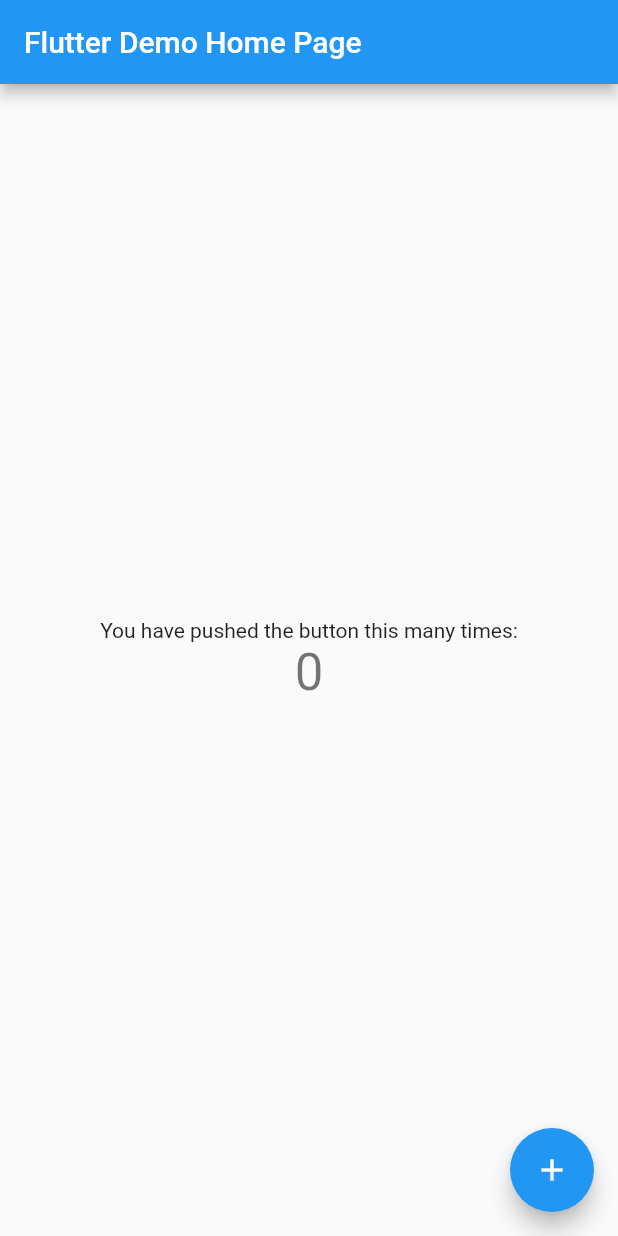
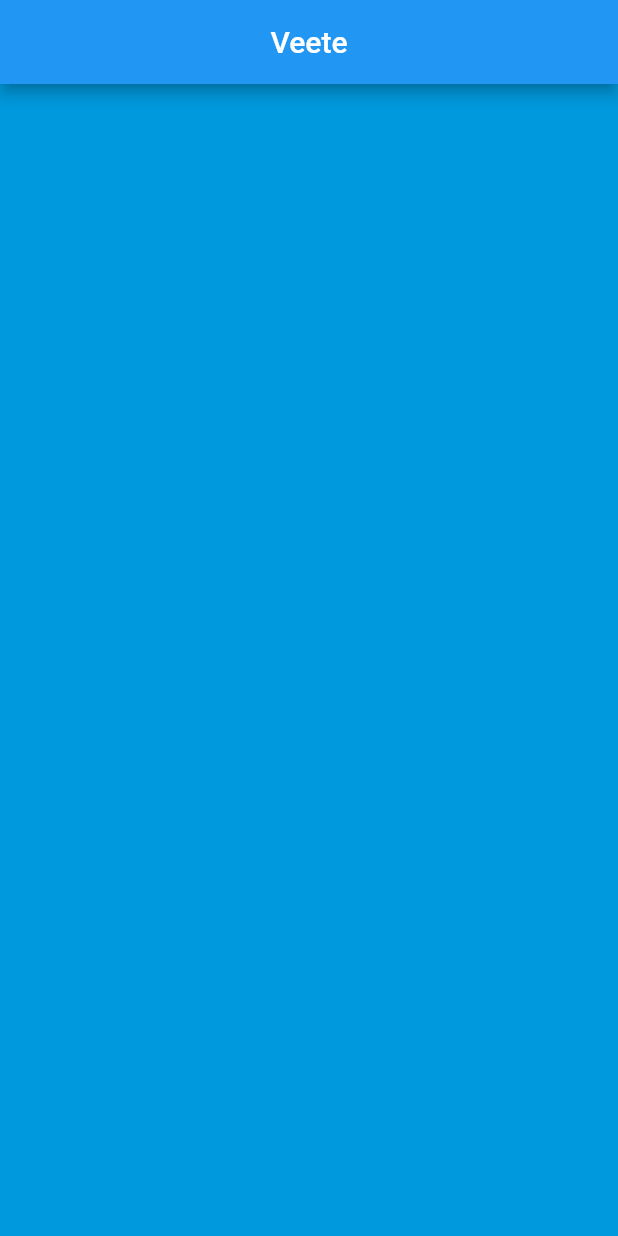
Before and after one commit to Neba-Emmanuel/veete, a Flutter app: the screen it shows after launch, on a phone screen of 412 x 824 dp. Run offline on Flutter 3.47's test engine with Material 2 defaults, Android fonts, the phone set to English and light mode, and no system bars.

Commit message:
Setup and Splash push

```diff
--- /dev/null
+++ b/lib/animations/splash.dart
@@ -0,0 +1,24 @@
+import 'package:flutter/material.dart';
+
+class SplashScreen extends StatelessWidget{
+  final int duration;
+  final Widget goToPage;
+  const SplashScreen ({Key? key, required this.goToPage, this.duration = 0})
+        : super(key: key);
+
+  @override
+  Widget build(BuildContext context) {
+    Future.delayed(Duration(seconds: duration), ()=> Navigator.pushReplacement(
+      context, MaterialPageRoute(builder: (context) => goToPage)
+    ));
+
+    return Scaffold(
+      body: Container(
+        color: Colors.cyan,
+        alignment: Alignment.center,
+        child: const Icon(Icons.roofing_rounded, color: Colors.white, size: 100,),
+      ),
+    );
+  }
+
+}
--- a/lib/main.dart
+++ b/lib/main.dart
@@ -1,115 +1,27 @@
 import 'package:flutter/material.dart';
+import 'package:veete/widgets/constant.dart';
+import 'navigation/navigate.dart';
 
-void main() {
+
+void main() async{
+  WidgetsFlutterBinding.ensureInitialized();
+
   runApp(const MyApp());
 }
 
 class MyApp extends StatelessWidget {
   const MyApp({Key? key}) : super(key: key);
 
-  // This widget is the root of your application.
   @override
   Widget build(BuildContext context) {
     return MaterialApp(
-      title: 'Flutter Demo',
+      debugShowCheckedModeBanner: false,
+      title: Constants.title,
+      initialRoute: '/splash',
+      routes: Navigate.routes,
       theme: ThemeData(
-        // This is the theme of your application.
-        //
-        // Try running your application with "flutter run". You'll see the
-        // application has a blue toolbar. Then, without quitting the app, try
-        // changing the primarySwatch below to Colors.green and then invoke
-        // "hot reload" (press "r" in the console where you ran "flutter run",
-        // or simply save your changes to "hot reload" in a Flutter IDE).
-        // Notice that the counter didn't reset back to zero; the application
-        // is not restarted.
         primarySwatch: Colors.blue,
       ),
-      home: const MyHomePage(title: 'Flutter Demo Home Page'),
     );
   }
 }
-
-class MyHomePage extends StatefulWidget {
-  const MyHomePage({Key? key, required this.title}) : super(key: key);
-
-  // This widget is the home page of your application. It is stateful, meaning
-  // that it has a State object (defined below) that contains fields that affect
-  // how it looks.
-
-  // This class is the configuration for the state. It holds the values (in this
-  // case the title) provided by the parent (in this case the App widget) and
-  // used by the build method of the State. Fields in a Widget subclass are
-  // always marked "final".
-
-  final String title;
-
-  @override
-  State<MyHomePage> createState() => _MyHomePageState();
-}
-
-class _MyHomePageState extends State<MyHomePage> {
-  int _counter = 0;
-
-  void _incrementCounter() {
-    setState(() {
-      // This call to setState tells the Flutter framework that something has
-      // changed in this State, which causes it to rerun the build method below
-      // so that the display can reflect the updated values. If we changed
-      // _counter without calling setState(), then the build method would not be
-      // called again, and so nothing would appear to happen.
-      _counter++;
-    });
-  }
-
-  @override
-  Widget build(BuildContext context) {
-    // This method is rerun every time setState is called, for instance as done
-    // by the _incrementCounter method above.
-    //
-    // The Flutter framework has been optimized to make rerunning build methods
-    // fast, so that you can just rebuild anything that needs updating rather
-    // than having to individually change instances of widgets.
-    return Scaffold(
-      appBar: AppBar(
-        // Here we take the value from the MyHomePage object that was created by
-        // the App.build method, and use it to set our appbar title.
-        title: Text(widget.title),
-      ),
-      body: Center(
-        // Center is a layout widget. It takes a single child and positions it
-        // in the middle of the parent.
-        child: Column(
-          // Column is also a layout widget. It takes a list of children and
-          // arranges them vertically. By default, it sizes itself to fit its
-          // children horizontally, and tries to be as tall as its parent.
-          //
-          // Invoke "debug painting" (press "p" in the console, choose the
-          // "Toggle Debug Paint" action from the Flutter Inspector in Android
-          // Studio, or the "Toggle Debug Paint" command in Visual Studio Code)
-          // to see the wireframe for each widget.
-          //
-          // Column has various properties to control how it sizes itself and
-          // how it positions its children. Here we use mainAxisAlignment to
-          // center the children vertically; the main axis here is the vertical
-          // axis because Columns are vertical (the cross axis would be
-          // horizontal).
-          mainAxisAlignment: MainAxisAlignment.center,
-          children: <Widget>[
-            const Text(
-              'You have pushed the button this many times:',
-            ),
-            Text(
-              '$_counter',
-              style: Theme.of(context).textTheme.headline4,
-            ),
-          ],
-        ),
-      ),
-      floatingActionButton: FloatingActionButton(
-        onPressed: _incrementCounter,
-        tooltip: 'Increment',
-        child: const Icon(Icons.add),
-      ), // This trailing comma makes auto-formatting nicer for build methods.
-    );
-  }
-}
--- /dev/null
+++ b/lib/navigation/navigate.dart
@@ -0,0 +1,14 @@
+import 'package:flutter/material.dart';
+import 'package:veete/widgets/constant.dart';
+import 'package:veete/screens/onboarding.dart';
+import 'package:veete/animations/splash.dart';
+
+class Navigate {
+  static Map<String, Widget Function(BuildContext)> routes = {
+    Constants.splashNavigate: (context) => const SplashScreen (
+      duration: 4,
+      goToPage: Onboard(),
+    ),
+    '/': (context) => const Onboard(),
+  };
+}
--- /dev/null
+++ b/lib/screens/onboarding.dart
@@ -0,0 +1,22 @@
+import 'package:flutter/material.dart';
+import 'package:flutter/services.dart';
+import 'package:veete/widgets/colors.dart';
+
+class Onboard extends StatelessWidget {
+  const Onboard({Key? key}) : super(key: key);
+
+  @override
+  Widget build(BuildContext context) {
+    return Scaffold(
+      appBar: AppBar(
+        systemOverlayStyle: const SystemUiOverlayStyle(statusBarColor: COLORS.kOriginal),
+        title: const Text("Veete"),
+        centerTitle: true,
+        automaticallyImplyLeading: false,
+      ),
+      body: Container(
+        color: COLORS.kVeryLight,
+      ),
+    );
+  }
+}
--- /dev/null
+++ b/lib/widgets/colors.dart
@@ -0,0 +1,11 @@
+import 'package:flutter/material.dart';
+
+class COLORS {
+  //colors
+  static const kPrimaryColor = Color(0xFFFFFFFF);
+  static const kGreyColor = Color(0xFFEEEEEE);
+  static const kBlackColor = Color(0xFF000000);
+  static const kOriginal = Color(0xFF043C8F);
+  static const kLight = Color(0xFF0F61DB);
+  static const kVeryLight = Color(0xFF0099DD);
+}
--- /dev/null
+++ b/lib/widgets/constant.dart
@@ -0,0 +1,16 @@
+class Constants {
+
+  // Constant Text Words //
+  static const title = "Hello Nkenfa";
+  static const textSignUpPage = 'Take care of your waste';
+  static const textHome = "Home";
+  static const haveAcc = "Have account?  ";
+
+  //Constant Navigation Routes //
+  static const splashNavigate = "/splash";
+  static const signInNavigate = "/sign-in";
+  static const signOutNavigate = "/sign-Out";
+  static const forgotPassword = "/forgotpassword";
+  static const homePage = "/homepage";
+  static const livingRoom = "/livingroom";
+}
```
Also changed, not shown: pubspec.yaml (+9 -3 lines), assets/images/avatar_1.png (renamed from lib/resource/avatar_1.png), assets/images/avatar_2.png (renamed from lib/resource/avatar_2.png), assets/images/forgot_pwd.png (renamed from lib/resource/forgot_pwd.png), assets/images/land_page.png (renamed from lib/resource/land_page.png), assets/images/signin.png (renamed from lib/resource/signin.png), assets/images/signup.png (renamed from lib/resource/signup.png), lib/widgets/inputs.dart (added), pubspec.lock.
